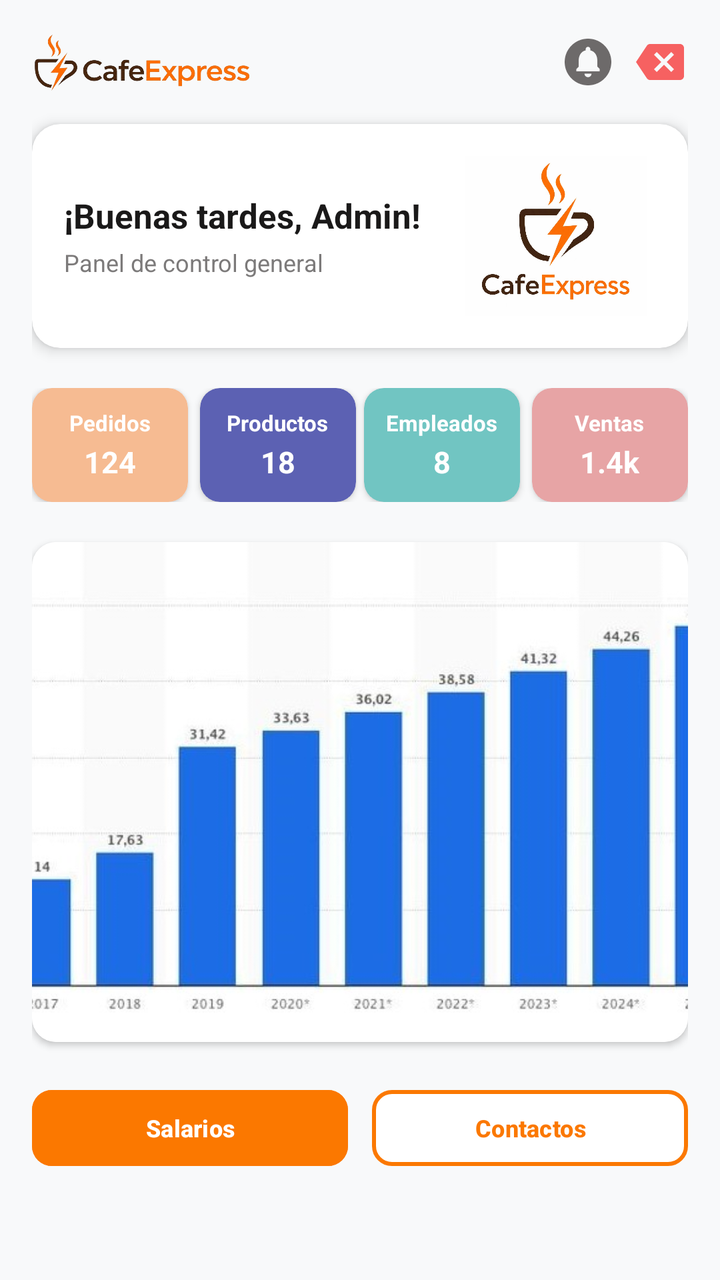
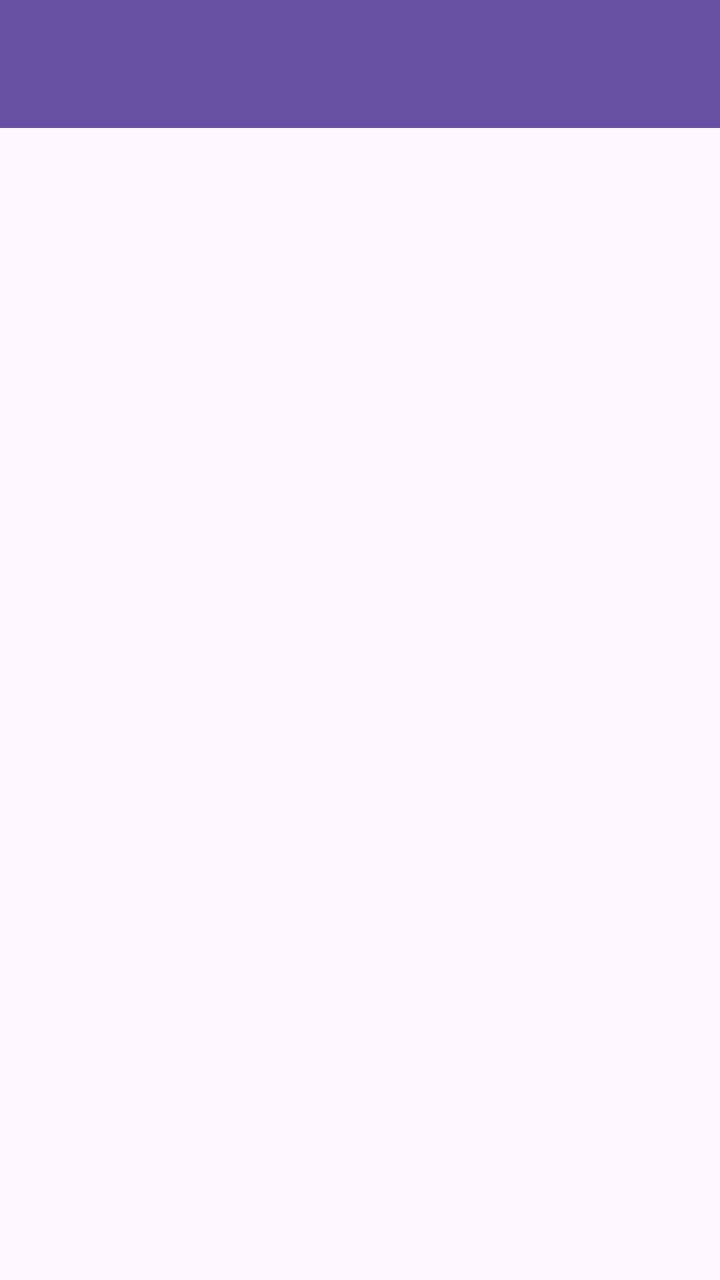

Before-and-after screenshots of an Android layout around one commit, followed by the original layout XML and the change that was made.
<!-- AndroidManifest.xml: application theme Theme.CafeExpress -->
<!-- res/layout/activity_dashboard.xml -->
<?xml version="1.0" encoding="utf-8"?>
<ScrollView xmlns:android="http://schemas.android.com/apk/res/android"
  xmlns:app="http://schemas.android.com/apk/res-auto"
  xmlns:tools="http://schemas.android.com/tools"
  android:layout_width="match_parent"
  android:layout_height="match_parent"
  android:background="#F8F9FA"
  android:fillViewport="true">

  <LinearLayout
    android:layout_width="match_parent"
    android:layout_height="wrap_content"
    android:orientation="vertical"
    android:padding="16dp">

    
    <RelativeLayout
      android:layout_width="match_parent"
      android:layout_height="wrap_content"
      android:layout_marginBottom="16dp">

      <ImageView
        android:id="@+id/imgLogoNav"
        android:layout_width="110dp"
        android:layout_height="30dp"
        android:layout_alignParentStart="true"
        android:layout_centerVertical="true"
        android:contentDescription="Logo de la cafetería"
        android:src="@drawable/logonombre" />

      <LinearLayout
        android:layout_width="wrap_content"
        android:layout_height="wrap_content"
        android:layout_alignParentEnd="true"
        android:layout_centerVertical="true"
        android:orientation="horizontal">

        <ImageButton
          android:id="@+id/btnNotificaciones"
          android:layout_width="28dp"
          android:layout_height="28dp"
          android:layout_marginEnd="8dp"
          android:background="?attr/selectableItemBackgroundBorderless"
          android:scaleType="fitCenter"
          android:src="@drawable/ic_bell"
          app:tint="#6D6A6A" />

        <ImageButton
          android:id="@+id/btnCerrarSesion"
          android:layout_width="28dp"
          android:layout_height="28dp"
          android:background="?attr/selectableItemBackgroundBorderless"
          android:contentDescription="Cerrar sesión"
          android:src="@drawable/ic_closed"
          app:tint="#F66161" />
      </LinearLayout>
    </RelativeLayout>

    
    <androidx.cardview.widget.CardView
      android:layout_width="match_parent"
      android:layout_height="wrap_content"
      android:layout_marginBottom="20dp"
      app:cardBackgroundColor="#FFFFFF"
      app:cardCornerRadius="14dp"
      app:cardElevation="4dp">

      <RelativeLayout
        android:layout_width="match_parent"
        android:layout_height="wrap_content"
        android:padding="16dp">

        <LinearLayout
          android:layout_width="wrap_content"
          android:layout_height="wrap_content"
          android:layout_alignParentStart="true"
          android:layout_centerVertical="true"
          android:layout_toStartOf="@id/imgBanner"
          android:orientation="vertical">

          <TextView
            android:layout_width="wrap_content"
            android:layout_height="wrap_content"
            android:text="¡Buenas tardes, Admin!"
            android:textColor="#1A1919"
            android:textSize="17sp"
            android:textStyle="bold" />

          <TextView
            android:layout_width="wrap_content"
            android:layout_height="wrap_content"
            android:layout_marginTop="4dp"
            android:text="Panel de control general"
            android:textColor="#7C7A7A"
            android:textSize="12sp" />
        </LinearLayout>

        <ImageView
          android:id="@+id/imgBanner"
          android:layout_width="100dp"
          android:layout_height="80dp"
          android:layout_alignParentEnd="true"
          android:layout_centerVertical="true"
          android:src="@drawable/logo" />
      </RelativeLayout>
    </androidx.cardview.widget.CardView>

    
    <LinearLayout
      android:layout_width="match_parent"
      android:layout_height="wrap_content"
      android:layout_marginBottom="20dp"
      android:orientation="horizontal"
      android:weightSum="4">

      
      <androidx.cardview.widget.CardView
        android:layout_width="0dp"
        android:layout_height="wrap_content"
        android:layout_weight="1"
        android:layout_marginEnd="4dp"
        app:cardBackgroundColor="#F6BB92"
        app:cardCornerRadius="10dp"
        app:cardElevation="2dp">

        <LinearLayout
          android:layout_width="match_parent"
          android:layout_height="wrap_content"
          android:gravity="center"
          android:orientation="vertical"
          android:padding="10dp">

          <TextView
            android:layout_width="wrap_content"
            android:layout_height="wrap_content"
            android:text="Pedidos"
            android:textColor="#FFFFFF"
            android:textSize="11sp"
            android:textStyle="bold" />

          <TextView
            android:layout_width="wrap_content"
            android:layout_height="wrap_content"
            android:layout_marginTop="2dp"
            android:text="124"
            android:textColor="#FFFFFF"
            android:textSize="15sp"
            android:textStyle="bold" />
        </LinearLayout>
      </androidx.cardview.widget.CardView>

      
      <androidx.cardview.widget.CardView
        android:layout_width="0dp"
        android:layout_height="wrap_content"
        android:layout_weight="1"
        android:layout_marginHorizontal="2dp"
        app:cardBackgroundColor="#5C61B3"
        app:cardCornerRadius="10dp"
        app:cardElevation="2dp">

        <LinearLayout
          android:layout_width="match_parent"
          android:layout_height="wrap_content"
          android:gravity="center"
          android:orientation="vertical"
          android:padding="10dp">

          <TextView
            android:layout_width="wrap_content"
            android:layout_height="wrap_content"
            android:text="Productos"
            android:textColor="#FFFFFF"
            android:textSize="11sp"
            android:textStyle="bold" />

          <TextView
            android:layout_width="wrap_content"
            android:layout_height="wrap_content"
            android:layout_marginTop="2dp"
            android:text="18"
            android:textColor="#FFFFFF"
            android:textSize="15sp"
            android:textStyle="bold" />
        </LinearLayout>
      </androidx.cardview.widget.CardView>

      
      <androidx.cardview.widget.CardView
        android:layout_width="0dp"
        android:layout_height="wrap_content"
        android:layout_weight="1"
        android:layout_marginHorizontal="2dp"
        app:cardBackgroundColor="#71C5C2"
        app:cardCornerRadius="10dp"
        app:cardElevation="2dp">

        <LinearLayout
          android:layout_width="match_parent"
          android:layout_height="wrap_content"
          android:gravity="center"
          android:orientation="vertical"
          android:padding="10dp">

          <TextView
            android:layout_width="wrap_content"
            android:layout_height="wrap_content"
            android:text="Empleados"
            android:textColor="#FFFFFF"
            android:textSize="11sp"
            android:textStyle="bold" />

          <TextView
            android:layout_width="wrap_content"
            android:layout_height="wrap_content"
            android:layout_marginTop="2dp"
            android:text="8"
            android:textColor="#FFFFFF"
            android:textSize="15sp"
            android:textStyle="bold" />
        </LinearLayout>
      </androidx.cardview.widget.CardView>

      
      <androidx.cardview.widget.CardView
        android:layout_width="0dp"
        android:layout_height="wrap_content"
        android:layout_weight="1"
        android:layout_marginStart="4dp"
        app:cardBackgroundColor="#E7A4A5"
        app:cardCornerRadius="10dp"
        app:cardElevation="2dp">

        <LinearLayout
          android:layout_width="match_parent"
          android:layout_height="wrap_content"
          android:gravity="center"
          android:orientation="vertical"
          android:padding="10dp">

          <TextView
            android:layout_width="wrap_content"
            android:layout_height="wrap_content"
            android:text="Ventas"
            android:textColor="#FFFFFF"
            android:textSize="11sp"
            android:textStyle="bold" />

          <TextView
            android:layout_width="wrap_content"
            android:layout_height="wrap_content"
            android:layout_marginTop="2dp"
            android:text="1.4k"
            android:textColor="#FFFFFF"
            android:textSize="15sp"
            android:textStyle="bold" />
        </LinearLayout>
      </androidx.cardview.widget.CardView>

    </LinearLayout>

    
    <androidx.cardview.widget.CardView
      android:layout_width="match_parent"
      android:layout_height="wrap_content"
      android:layout_marginBottom="20dp"
      app:cardCornerRadius="12dp"
      app:cardElevation="2dp">

      <ImageView
        android:layout_width="match_parent"
        android:layout_height="250dp"
        android:scaleType="centerCrop"
        android:src="@drawable/barras"/>
    </androidx.cardview.widget.CardView>

    
    <LinearLayout
      android:layout_width="match_parent"
      android:layout_height="wrap_content"
      android:orientation="horizontal"
      android:weightSum="2">

      <com.google.android.material.button.MaterialButton
        android:id="@+id/btnCalcularSalario"
        android:layout_width="0dp"
        android:layout_height="46dp"
        android:layout_weight="1"
        android:layout_marginEnd="6dp"
        android:backgroundTint="#FB7800"
        android:text="Salarios"
        android:textColor="#FFFFFF"
        android:textSize="12sp"
        android:textStyle="bold"
        app:cornerRadius="10dp" />

      <com.google.android.material.button.MaterialButton
        android:id="@+id/btnContactosEmpresa"
        android:layout_width="0dp"
        android:layout_height="46dp"
        android:layout_weight="1"
        android:layout_marginStart="6dp"
        android:backgroundTint="#FFFFFF"
        android:text="Contactos"
        android:textColor="#FB7800"
        android:textSize="12sp"
        android:textStyle="bold"
        app:cornerRadius="10dp"
        app:strokeColor="#FB7800"
        app:strokeWidth="2dp" />

    </LinearLayout>

  </LinearLayout>

</ScrollView>
<!-- resources referenced by this layout -->
<resources>
  <!-- drawable barras: jpg bitmap (drawable, 35615 bytes) -->
  <!-- drawable ic_bell (drawable) -->
  <vector xmlns:android="http://schemas.android.com/apk/res/android" android:height="24dp" android:tint="#000000" android:viewportHeight="24" android:viewportWidth="24" android:width="24dp">
        
      <path android:fillColor="@android:color/white" android:pathData="M12,2C6.48,2 2,6.48 2,12s4.48,10 10,10 10,-4.48 10,-10S17.52,2 12,2zM12,18.5c-0.83,0 -1.5,-0.67 -1.5,-1.5h3c0,0.83 -0.67,1.5 -1.5,1.5zM17,16L7,16v-1l1,-1v-2.61C8,9.27 9.03,7.47 11,7v-0.5c0,-0.57 0.43,-1 1,-1s1,0.43 1,1L13,7c1.97,0.47 3,2.28 3,4.39L16,14l1,1v1z"/>
      
  </vector>
  <!-- drawable ic_closed (drawable) -->
  <vector xmlns:android="http://schemas.android.com/apk/res/android" android:autoMirrored="true" android:height="24dp" android:tint="#000000" android:viewportHeight="24" android:viewportWidth="24" android:width="24dp">
        
      <path android:fillColor="@android:color/white" android:pathData="M22,3L7,3c-0.69,0 -1.23,0.35 -1.59,0.88L0,12l5.41,8.11c0.36,0.53 0.9,0.89 1.59,0.89h15c1.1,0 2,-0.9 2,-2L24,5c0,-1.1 -0.9,-2 -2,-2zM19,15.59L17.59,17 14,13.41 10.41,17 9,15.59 12.59,12 9,8.41 10.41,7 14,10.59 17.59,7 19,8.41 15.41,12 19,15.59z"/>
      
  </vector>
  <!-- drawable logo: jpeg bitmap (drawable, 84447 bytes) -->
  <!-- drawable logonombre: png bitmap (drawable, 130762 bytes) -->
  <style name="Theme.CafeExpress" parent="Base.Theme.CafeExpress" />
  <style name="Base.Theme.CafeExpress" parent="Theme.Material3.DayNight.NoActionBar">
      
      
    </style>
</resources>

<!-- the commit's change to res/layout/activity_dashboard.xml (unified diff, before → after) -->
@@ -1,316 +1,38 @@
 <?xml version="1.0" encoding="utf-8"?>
-<ScrollView xmlns:android="http://schemas.android.com/apk/res/android"
+<androidx.drawerlayout.widget.DrawerLayout
+  xmlns:android="http://schemas.android.com/apk/res/android"
   xmlns:app="http://schemas.android.com/apk/res-auto"
   xmlns:tools="http://schemas.android.com/tools"
+  android:id="@+id/drawerLayout"
   android:layout_width="match_parent"
   android:layout_height="match_parent"
-  android:background="#F8F9FA"
-  android:fillViewport="true">
+  tools:context=".ui.DashboardActivity">
 
   <LinearLayout
     android:layout_width="match_parent"
-    android:layout_height="wrap_content"
-    android:orientation="vertical"
-    android:padding="16dp">
+    android:layout_height="match_parent"
+    android:orientation="vertical">
 
-    
-    <RelativeLayout
+    <androidx.appcompat.widget.Toolbar
+      android:id="@+id/toolbar"
       android:layout_width="match_parent"
-      android:layout_height="wrap_content"
-      android:layout_marginBottom="16dp">
+      android:layout_height="?attr/actionBarSize"
+      android:background="?attr/colorPrimary"
+      android:theme="?attr/actionBarTheme" />
 
-      <ImageView
-        android:id="@+id/imgLogoNav"
-        android:layout_width="110dp"
-        android:layout_height="30dp"
-        android:layout_alignParentStart="true"
-        android:layout_centerVertical="true"
-        android:contentDescription="Logo de la cafetería"
-        android:src="@drawable/logonombre" />
-
-      <LinearLayout
-        android:layout_width="wrap_content"
-        android:layout_height="wrap_content"
-        android:layout_alignParentEnd="true"
-        android:layout_centerVertical="true"
-        android:orientation="horizontal">
-
-        <ImageButton
-          android:id="@+id/btnNotificaciones"
-          android:layout_width="28dp"
-          android:layout_height="28dp"
-          android:layout_marginEnd="8dp"
-          android:background="?attr/selectableItemBackgroundBorderless"
-          android:scaleType="fitCenter"
-          android:src="@drawable/ic_bell"
-          app:tint="#6D6A6A" />
-
-        <ImageButton
-          android:id="@+id/btnCerrarSesion"
-          android:layout_width="28dp"
-          android:layout_height="28dp"
-          android:background="?attr/selectableItemBackgroundBorderless"
-          android:contentDescription="Cerrar sesión"
-          android:src="@drawable/ic_closed"
-          app:tint="#F66161" />
-      </LinearLayout>
-    </RelativeLayout>
-
-    
-    <androidx.cardview.widget.CardView
+    <FrameLayout
+      android:id="@+id/fragmentContainer"
       android:layout_width="match_parent"
-      android:layout_height="wrap_content"
-      android:layout_marginBottom="20dp"
-      app:cardBackgroundColor="#FFFFFF"
-      app:cardCornerRadius="14dp"
-      app:cardElevation="4dp">
-
-      <RelativeLayout
-        android:layout_width="match_parent"
-        android:layout_height="wrap_content"
-        android:padding="16dp">
-
-        <LinearLayout
-          android:layout_width="wrap_content"
-          android:layout_height="wrap_content"
-          android:layout_alignParentStart="true"
-          android:layout_centerVertical="true"
-          android:layout_toStartOf="@id/imgBanner"
-          android:orientation="vertical">
-
-          <TextView
-            android:layout_width="wrap_content"
-            android:layout_height="wrap_content"
-            android:text="¡Buenas tardes, Admin!"
-            android:textColor="#1A1919"
-            android:textSize="17sp"
-            android:textStyle="bold" />
-
-          <TextView
-            android:layout_width="wrap_content"
-            android:layout_height="wrap_content"
-            android:layout_marginTop="4dp"
-            android:text="Panel de control general"
-            android:textColor="#7C7A7A"
-            android:textSize="12sp" />
-        </LinearLayout>
-
-        <ImageView
-          android:id="@+id/imgBanner"
-          android:layout_width="100dp"
-          android:layout_height="80dp"
-          android:layout_alignParentEnd="true"
-          android:layout_centerVertical="true"
-          android:src="@drawable/logo" />
-      </RelativeLayout>
-    </androidx.cardview.widget.CardView>
-
-    
-    <LinearLayout
-      android:layout_width="match_parent"
-      android:layout_height="wrap_content"
-      android:layout_marginBottom="20dp"
-      android:orientation="horizontal"
-      android:weightSum="4">
-
-      
-      <androidx.cardview.widget.CardView
-        android:layout_width="0dp"
-        android:layout_height="wrap_content"
-        android:layout_weight="1"
-        android:layout_marginEnd="4dp"
-        app:cardBackgroundColor="#F6BB92"
-        app:cardCornerRadius="10dp"
-        app:cardElevation="2dp">
-
-        <LinearLayout
-          android:layout_width="match_parent"
-          android:layout_height="wrap_content"
-          android:gravity="center"
-          android:orientation="vertical"
-          android:padding="10dp">
-
-          <TextView
-            android:layout_width="wrap_content"
-            android:layout_height="wrap_content"
-            android:text="Pedidos"
-            android:textColor="#FFFFFF"
-            android:textSize="11sp"
-            android:textStyle="bold" />
-
-          <TextView
-            android:layout_width="wrap_content"
-            android:layout_height="wrap_content"
-            android:layout_marginTop="2dp"
-            android:text="124"
-            android:textColor="#FFFFFF"
-            android:textSize="15sp"
-            android:textStyle="bold" />
-        </LinearLayout>
-      </androidx.cardview.widget.CardView>
-
-      
-      <androidx.cardview.widget.CardView
-        android:layout_width="0dp"
-        android:layout_height="wrap_content"
-        android:layout_weight="1"
-        android:layout_marginHorizontal="2dp"
-        app:cardBackgroundColor="#5C61B3"
-        app:cardCornerRadius="10dp"
-        app:cardElevation="2dp">
-
-        <LinearLayout
-          android:layout_width="match_parent"
-          android:layout_height="wrap_content"
-          android:gravity="center"
-          android:orientation="vertical"
-          android:padding="10dp">
-
-          <TextView
-            android:layout_width="wrap_content"
-            android:layout_height="wrap_content"
-            android:text="Productos"
-            android:textColor="#FFFFFF"
-            android:textSize="11sp"
-            android:textStyle="bold" />
-
-          <TextView
-            android:layout_width="wrap_content"
-            android:layout_height="wrap_content"
-            android:layout_marginTop="2dp"
-            android:text="18"
-            android:textColor="#FFFFFF"
-            android:textSize="15sp"
-            android:textStyle="bold" />
-        </LinearLayout>
-      </androidx.cardview.widget.CardView>
-
-      
-      <androidx.cardview.widget.CardView
-        android:layout_width="0dp"
-        android:layout_height="wrap_content"
-        android:layout_weight="1"
-        android:layout_marginHorizontal="2dp"
-        app:cardBackgroundColor="#71C5C2"
-        app:cardCornerRadius="10dp"
-        app:cardElevation="2dp">
-
-        <LinearLayout
-          android:layout_width="match_parent"
-          android:layout_height="wrap_content"
-          android:gravity="center"
-          android:orientation="vertical"
-          android:padding="10dp">
-
-          <TextView
-            android:layout_width="wrap_content"
-            android:layout_height="wrap_content"
-            android:text="Empleados"
-            android:textColor="#FFFFFF"
-            android:textSize="11sp"
-            android:textStyle="bold" />
-
-          <TextView
-            android:layout_width="wrap_content"
-            android:layout_height="wrap_content"
-            android:layout_marginTop="2dp"
-            android:text="8"
-            android:textColor="#FFFFFF"
-            android:textSize="15sp"
-            android:textStyle="bold" />
-        </LinearLayout>
-      </androidx.cardview.widget.CardView>
-
-      
-      <androidx.cardview.widget.CardView
-        android:layout_width="0dp"
-        android:layout_height="wrap_content"
-        android:layout_weight="1"
-        android:layout_marginStart="4dp"
-        app:cardBackgroundColor="#E7A4A5"
-        app:cardCornerRadius="10dp"
-        app:cardElevation="2dp">
-
-        <LinearLayout
-          android:layout_width="match_parent"
-          android:layout_height="wrap_content"
-          android:gravity="center"
-          android:orientation="vertical"
-          android:padding="10dp">
-
-          <TextView
-            android:layout_width="wrap_content"
-            android:layout_height="wrap_content"
-            android:text="Ventas"
-            android:textColor="#FFFFFF"
-            android:textSize="11sp"
-            android:textStyle="bold" />
-
-          <TextView
-            android:layout_width="wrap_content"
-            android:layout_height="wrap_content"
-            android:layout_marginTop="2dp"
-            android:text="1.4k"
-            android:textColor="#FFFFFF"
-            android:textSize="15sp"
-            android:textStyle="bold" />
-        </LinearLayout>
-      </androidx.cardview.widget.CardView>
-
-    </LinearLayout>
-
-    
-    <androidx.cardview.widget.CardView
-      android:layout_width="match_parent"
-      android:layout_height="wrap_content"
-      android:layout_marginBottom="20dp"
-      app:cardCornerRadius="12dp"
-      app:cardElevation="2dp">
-
-      <ImageView
-        android:layout_width="match_parent"
-        android:layout_height="250dp"
-        android:scaleType="centerCrop"
-        android:src="@drawable/barras"/>
-    </androidx.cardview.widget.CardView>
-
-    
-    <LinearLayout
-      android:layout_width="match_parent"
-      android:layout_height="wrap_content"
-      android:orientation="horizontal"
-      android:weightSum="2">
-
-      <com.google.android.material.button.MaterialButton
-        android:id="@+id/btnCalcularSalario"
-        android:layout_width="0dp"
-        android:layout_height="46dp"
-        android:layout_weight="1"
-        android:layout_marginEnd="6dp"
-        android:backgroundTint="#FB7800"
-        android:text="Salarios"
-        android:textColor="#FFFFFF"
-        android:textSize="12sp"
-        android:textStyle="bold"
-        app:cornerRadius="10dp" />
-
-      <com.google.android.material.button.MaterialButton
-        android:id="@+id/btnContactosEmpresa"
-        android:layout_width="0dp"
-        android:layout_height="46dp"
-        android:layout_weight="1"
-        android:layout_marginStart="6dp"
-        android:backgroundTint="#FFFFFF"
-        android:text="Contactos"
-        android:textColor="#FB7800"
-        android:textSize="12sp"
-        android:textStyle="bold"
-        app:cornerRadius="10dp"
-        app:strokeColor="#FB7800"
-        app:strokeWidth="2dp" />
-
-    </LinearLayout>
+      android:layout_height="match_parent" />
 
   </LinearLayout>
 
-</ScrollView>
+  <com.google.android.material.navigation.NavigationView
+    android:id="@+id/navigationView"
+    android:layout_width="wrap_content"
+    android:layout_height="match_parent"
+    android:layout_gravity="start"
+    app:headerLayout="@layout/nav_header"
+    app:menu="@menu/drawer_menu" />
+
+</androidx.drawerlayout.widget.DrawerLayout>
<!-- resource entries referenced after the edit -->
@@ -1,20 +1,5 @@
 <!-- resources referenced by this layout -->
 <resources>
-  <!-- drawable barras: jpg bitmap (drawable, 35615 bytes) -->
-  <!-- drawable ic_bell (drawable) -->
-  <vector xmlns:android="http://schemas.android.com/apk/res/android" android:height="24dp" android:tint="#000000" android:viewportHeight="24" android:viewportWidth="24" android:width="24dp">
-        
-      <path android:fillColor="@android:color/white" android:pathData="M12,2C6.48,2 2,6.48 2,12s4.48,10 10,10 10,-4.48 10,-10S17.52,2 12,2zM12,18.5c-0.83,0 -1.5,-0.67 -1.5,-1.5h3c0,0.83 -0.67,1.5 -1.5,1.5zM17,16L7,16v-1l1,-1v-2.61C8,9.27 9.03,7.47 11,7v-0.5c0,-0.57 0.43,-1 1,-1s1,0.43 1,1L13,7c1.97,0.47 3,2.28 3,4.39L16,14l1,1v1z"/>
-      
-  </vector>
-  <!-- drawable ic_closed (drawable) -->
-  <vector xmlns:android="http://schemas.android.com/apk/res/android" android:autoMirrored="true" android:height="24dp" android:tint="#000000" android:viewportHeight="24" android:viewportWidth="24" android:width="24dp">
-        
-      <path android:fillColor="@android:color/white" android:pathData="M22,3L7,3c-0.69,0 -1.23,0.35 -1.59,0.88L0,12l5.41,8.11c0.36,0.53 0.9,0.89 1.59,0.89h15c1.1,0 2,-0.9 2,-2L24,5c0,-1.1 -0.9,-2 -2,-2zM19,15.59L17.59,17 14,13.41 10.41,17 9,15.59 12.59,12 9,8.41 10.41,7 14,10.59 17.59,7 19,8.41 15.41,12 19,15.59z"/>
-      
-  </vector>
-  <!-- drawable logo: jpeg bitmap (drawable, 84447 bytes) -->
-  <!-- drawable logonombre: png bitmap (drawable, 130762 bytes) -->
   <style name="Theme.CafeExpress" parent="Base.Theme.CafeExpress" />
   <style name="Base.Theme.CafeExpress" parent="Theme.Material3.DayNight.NoActionBar">
       
